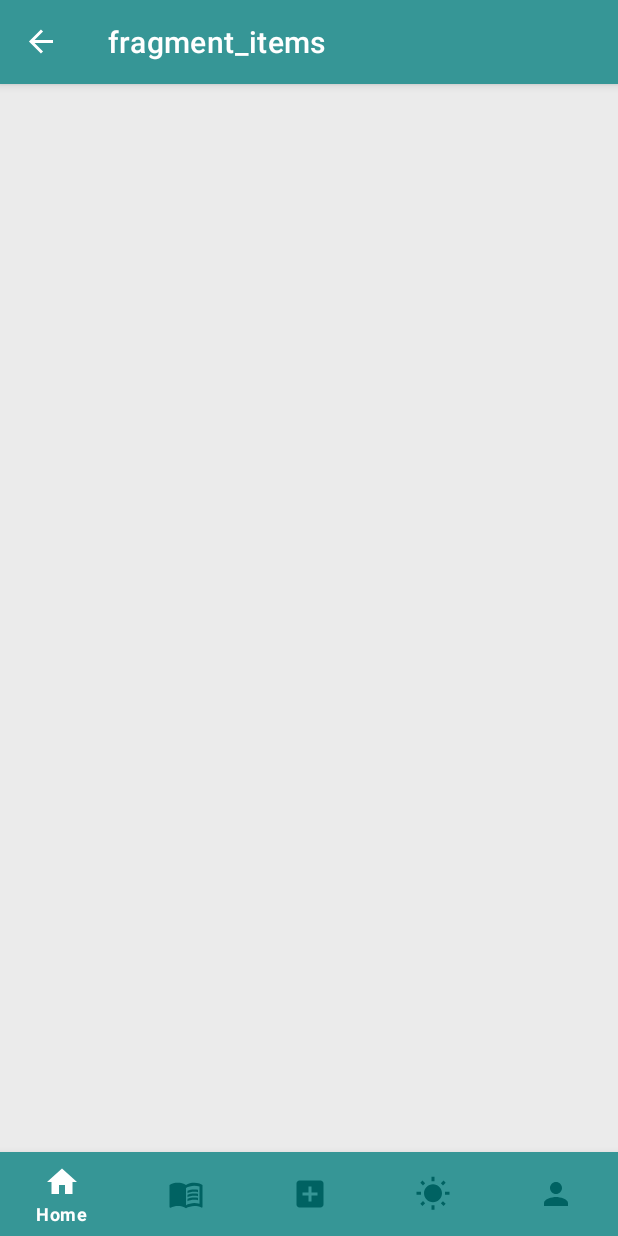
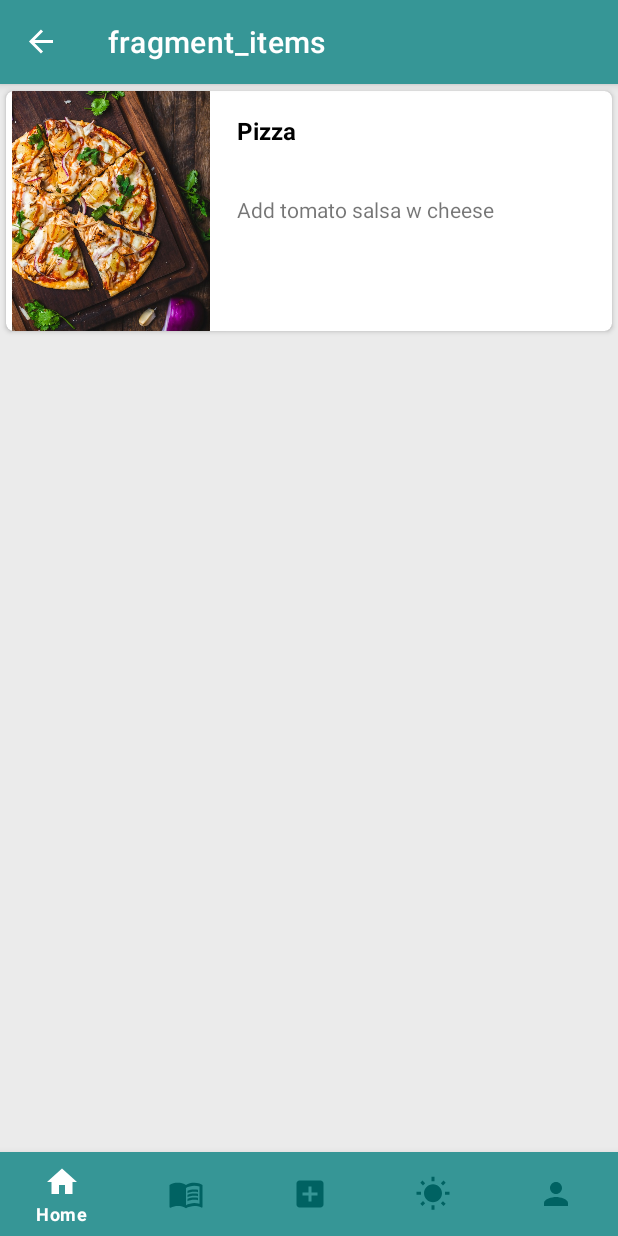
Before and after one commit to oyousef25/LifeApp-Android, an Android app: the ItemsFragment screen opened through its navigation route, on a phone screen of 412 x 824 dp. Run offline under Robolectric (Android 15) with nearby library versions, the phone set to English and light mode, and no system bars; our stand-ins replace navigation-ui.

Commit message:
Added functionality to the itemsRecyclerview in the ItemsFragment

```diff
--- a/app/src/main/java/com/example/lifeapp/fragments/ItemsFragment.java
+++ b/app/src/main/java/com/example/lifeapp/fragments/ItemsFragment.java
@@ -3,12 +3,18 @@ package com.example.lifeapp.fragments;
 import android.os.Bundle;
 
 import androidx.fragment.app.Fragment;
+import androidx.recyclerview.widget.LinearLayoutManager;
+import androidx.recyclerview.widget.RecyclerView;
 
 import android.view.LayoutInflater;
 import android.view.View;
 import android.view.ViewGroup;
 
 import com.example.lifeapp.R;
+import com.example.lifeapp.adapters.OthersAdapter;
+import com.example.lifeapp.pojo.Item;
+
+import java.util.ArrayList;
 
 /**
  * A simple {@link Fragment} subclass.
@@ -61,6 +67,26 @@ public class ItemsFragment extends Fragment {
     public View onCreateView(LayoutInflater inflater, ViewGroup container,
                              Bundle savedInstanceState) {
         // Inflate the layout for this fragment
-        return inflater.inflate(R.layout.fragment_items, container, false);
+        View view = inflater.inflate(R.layout.fragment_items, container, false);
+
+        //PlaceHolder list
+        ArrayList<Item> itemArrayList = new ArrayList<>();
+
+        //Adding to the arrayList
+        itemArrayList.add(new Item(R.drawable.pizza, "Pizza", "Add tomato salsa w cheese"));
+
+        //Locating our recyclerview
+        RecyclerView recyclerView = view.findViewById(R.id.itemsList);
+
+        //Creating a new OtherAdapter instance
+        OthersAdapter adapter = new OthersAdapter(itemArrayList, getContext());
+
+        //setting the adapter
+        recyclerView.setAdapter(adapter);
+
+        //setting the layoutManager
+        recyclerView.setLayoutManager(new LinearLayoutManager(getContext()));
+
+        return view;
     }
 }
```
